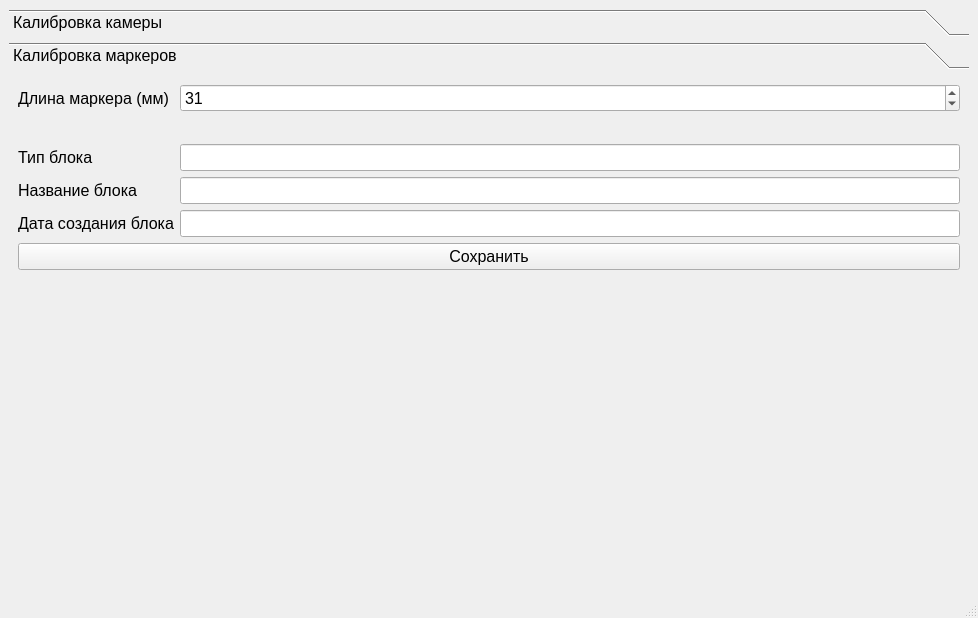
First picture: the form in mainwindow.ui, repository layxproud/QCameraCalibrator, before the edit.
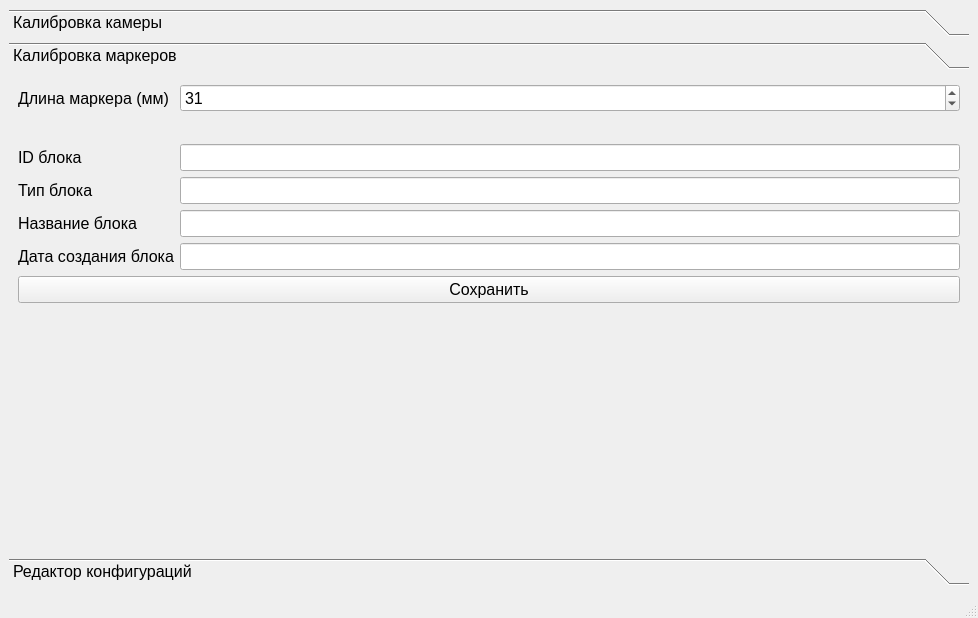
Second picture: the form after the edit.

Commit message: feat: configuration editor added to GUI

The edit to the form file:
```diff
--- a/mainwindow.ui
+++ b/mainwindow.ui
@@ -34,7 +34,7 @@
          <x>0</x>
          <y>0</y>
          <width>952</width>
-         <height>478</height>
+         <height>443</height>
         </rect>
        </property>
        <attribute name="label">
@@ -63,7 +63,7 @@
          <x>0</x>
          <y>0</y>
          <width>952</width>
-         <height>478</height>
+         <height>443</height>
         </rect>
        </property>
        <attribute name="label">
@@ -84,6 +84,9 @@
           </item>
           <item row="0" column="1">
            <widget class="QSpinBox" name="markerSizeInput">
+            <property name="readOnly">
+             <bool>false</bool>
+            </property>
             <property name="minimum">
              <number>1</number>
             </property>
@@ -109,39 +112,53 @@
            </spacer>
           </item>
           <item row="2" column="0">
+           <widget class="QLabel" name="blockIdLabel">
+            <property name="text">
+             <string>ID блока</string>
+            </property>
+           </widget>
+          </item>
+          <item row="3" column="0">
            <widget class="QLabel" name="blockTypeLabel">
             <property name="text">
              <string>Тип блока</string>
             </property>
            </widget>
           </item>
-          <item row="3" column="0">
-           <widget class="QLabel" name="blockNameLabel">
-            <property name="text">
-             <string>Название блока</string>
-            </property>
-           </widget>
-          </item>
           <item row="3" column="1">
-           <widget class="QLineEdit" name="blockNameInput"/>
-          </item>
-          <item row="2" column="1">
            <widget class="QLineEdit" name="blockTypeInput"/>
           </item>
           <item row="4" column="0">
+           <widget class="QLabel" name="blockNameLabel">
+            <property name="text">
+             <string>Название блока</string>
+            </property>
+           </widget>
+          </item>
+          <item row="4" column="1">
+           <widget class="QLineEdit" name="blockNameInput"/>
+          </item>
+          <item row="5" column="0">
            <widget class="QLabel" name="blockDateLabel">
             <property name="text">
              <string>Дата создания блока</string>
             </property>
            </widget>
           </item>
-          <item row="4" column="1">
+          <item row="5" column="1">
            <widget class="QLineEdit" name="blockDateInput">
             <property name="readOnly">
              <bool>true</bool>
             </property>
            </widget>
           </item>
+          <item row="2" column="1">
+           <widget class="QLineEdit" name="blockIdInput">
+            <property name="readOnly">
+             <bool>true</bool>
+            </property>
+           </widget>
+          </item>
          </layout>
         </item>
         <item>
@@ -166,6 +183,16 @@
         </item>
        </layout>
       </widget>
+      <widget class="QWidget" name="editorPage">
+       <attribute name="label">
+        <string>Редактор конфигураций</string>
+       </attribute>
+       <layout class="QVBoxLayout" name="verticalLayout_3">
+        <item>
+         <layout class="QVBoxLayout" name="editorLayout"/>
+        </item>
+       </layout>
+      </widget>
      </widget>
     </item>
    </layout>
```
The commit also changes 10 other files.
